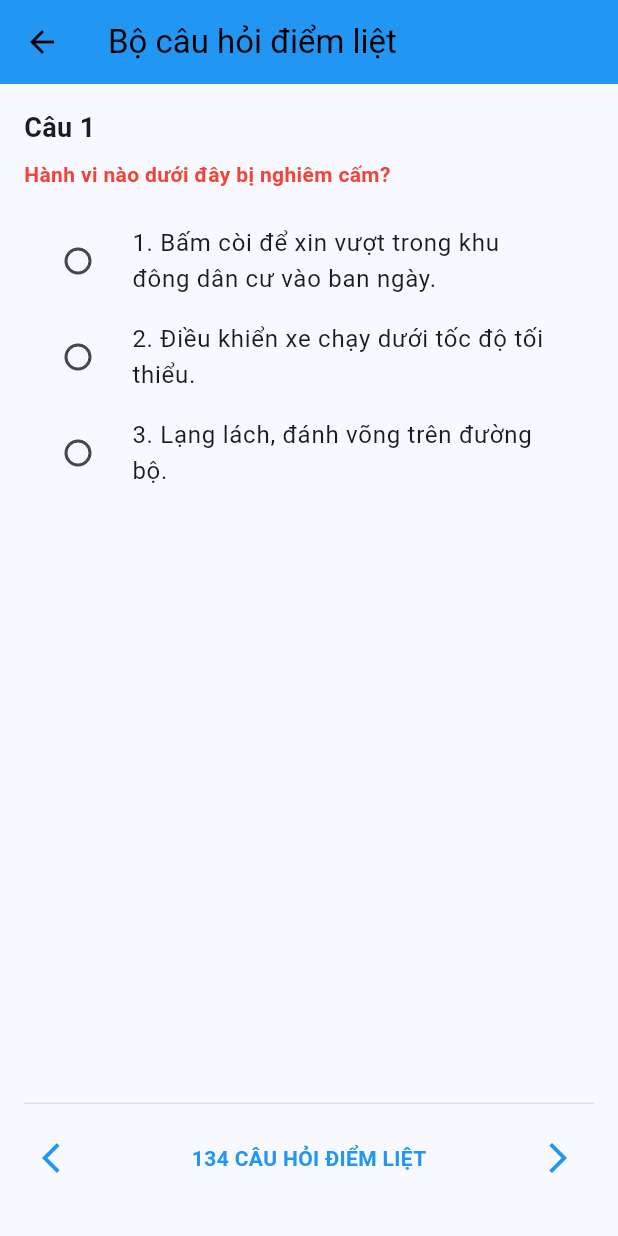
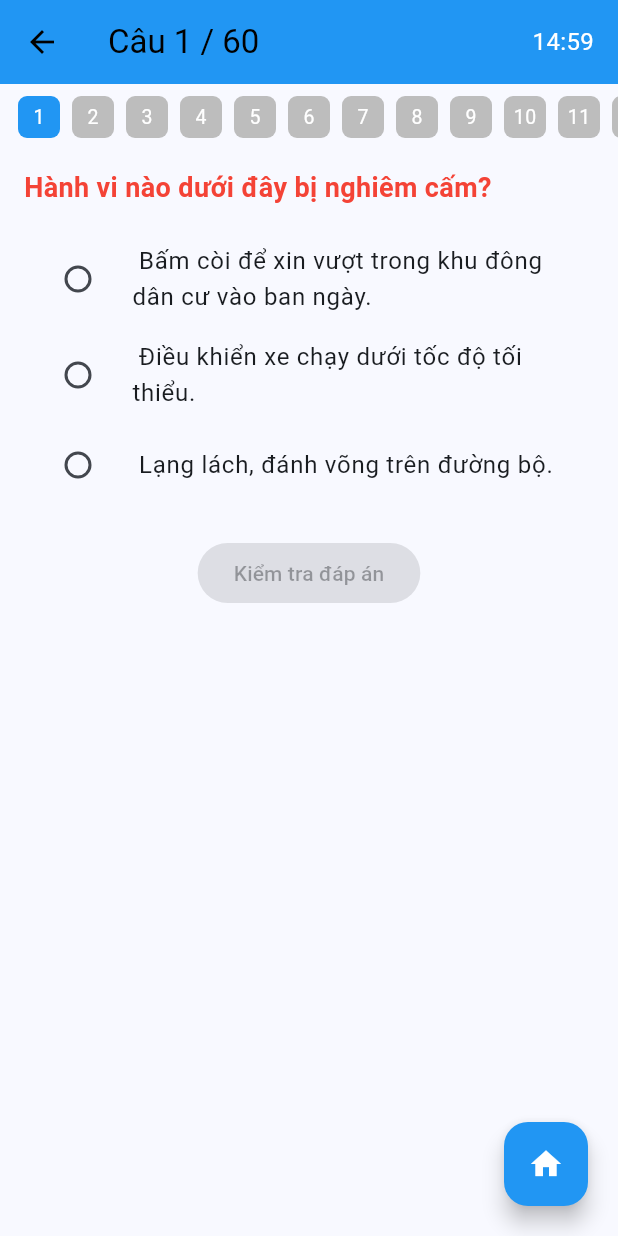
Before and after one commit to NguyenQuy4219/bo_de_600_gplx, a Flutter app: the QuestionScreen screen opened directly, on a phone screen of 412 x 824 dp. Run offline on Flutter 3.47's test engine with Material 3 defaults, Android fonts, the light colour scheme and no system bars; our stand-ins replace shared_preferences; accounts and stored records are empty.

Commit message:
#3 - BaoHanNgHuynh - [Theme] - 60 questions: 60 câu điểm liệt

```diff
--- a/lib/Question/60_Questions_page.dart
+++ b/lib/Question/60_Questions_page.dart
@@ -1,116 +1,264 @@
+import 'dart:async';
 import 'package:flutter/material.dart';
 import 'package:bo_de_600_gplx/Data/data.dart';
 
-void main() => runApp(GPLXApp());
+class QuestionScreen extends StatefulWidget {
+  const QuestionScreen({super.key});
 
-class GPLXApp extends StatelessWidget {
   @override
-  Widget build(BuildContext context) {
-    return MaterialApp(
-      title: 'Bộ câu hỏi điểm liệt',
-      theme: ThemeData(primarySwatch: Colors.blue),
-      home: QuestionScreen(),
-    );
-  }
-}
-
-class QuestionScreen extends StatefulWidget {
-  @override
-  _QuestionScreenState createState() => _QuestionScreenState();
+  State<QuestionScreen> createState() => _QuestionScreenState();
 }
 
 class _QuestionScreenState extends State<QuestionScreen> {
   List<Question> fatalQuestions = [];
   int currentIndex = 0;
-  int selectedOption = -1;
+  int? selectedOption;
+  List<bool?> answerResults = [];
+
+  Duration remainingTime = const Duration(minutes: 15);
+  Timer? _timer;
 
   @override
   void initState() {
     super.initState();
-    // Lọc danh sách câu hỏi điểm liệt
-    fatalQuestions = questions.where((q) => q.isDiemLiet).toList();
-  }
+    fatalQuestions = questions.where((q) => q.isDiemLiet).toList()..shuffle();
+    fatalQuestions = fatalQuestions.take(60).toList();
+    answerResults = List.filled(fatalQuestions.length, null);
 
-  void nextQuestion() {
+    _timer = Timer.periodic(const Duration(seconds: 1), (timer) {
+      if (!mounted) return;
       setState(() {
-      if (currentIndex < questions.length - 1) {
-        currentIndex++;
-        selectedOption = -1;
+        if (remainingTime.inSeconds > 0) {
+          remainingTime -= const Duration(seconds: 1);
+        } else {
+          timer.cancel();
+          _showTimeUpDialog();
         }
       });
-  }
-
-  void prevQuestion() {
-    setState(() {
-      if (currentIndex > 0) {
-        currentIndex--;
-        selectedOption = -1;
-      }
     });
   }
 
   @override
+  void dispose() {
+    _timer?.cancel();
+    super.dispose();
+  }
+
+  void nextQuestion() {
+    if (currentIndex < fatalQuestions.length - 1) {
+      setState(() {
+        currentIndex++;
+        selectedOption = null;
+      });
+    }
+  }
+
+  void prevQuestion() {
+    if (currentIndex > 0) {
+      setState(() {
+        currentIndex--;
+        selectedOption = null;
+      });
+    }
+  }
+
+  void checkAnswer() {
+    final question = fatalQuestions[currentIndex];
+    final isCorrect = selectedOption == question.correctAnswerIndex;
+    answerResults[currentIndex] = isCorrect;
+
+    showDialog(
+      context: context,
+      builder: (_) => AlertDialog(
+        title: Text(isCorrect ? '✅ Chính xác!' : '❌ Sai rồi'),
+        content: Text(
+          'Đáp án đúng là: ${question.answers[question.correctAnswerIndex]}',
+        ),
+        actions: [
+          TextButton(
+            onPressed: () {
+              Navigator.pop(context);
+              nextQuestion();
+            },
+            child: const Text('Tiếp tục'),
+          )
+        ],
+      ),
+    );
+  }
+
+  void _showTimeUpDialog() {
+    showDialog(
+      context: context,
+      barrierDismissible: false,
+      builder: (_) => AlertDialog(
+        title: const Text('⏰ Hết giờ'),
+        content: const Text('Bạn đã hết thời gian làm bài.'),
+        actions: [
+          TextButton(
+            onPressed: () => Navigator.pop(context),
+            child: const Text('Đóng'),
+          ),
+        ],
+      ),
+    );
+  }
+
+  void _confirmExit() {
+    showDialog(
+      context: context,
+      builder: (_) => AlertDialog(
+        title: const Text('Quay về trang chủ'),
+        content:
+            const Text('Bạn có chắc muốn kết thúc bài và quay về trang chủ?'),
+        actions: [
+          TextButton(
+            onPressed: () => Navigator.pop(context),
+            child: const Text('Không'),
+          ),
+          TextButton(
+            onPressed: () {
+              Navigator.pop(context); // đóng dialog
+              Navigator.pop(context); // quay về trang chủ
+            },
+            child: const Text('Có'),
+          ),
+        ],
+      ),
+    );
+  }
+
+  String _formatTime(Duration duration) {
+    final minutes = duration.inMinutes.toString().padLeft(2, '0');
+    final seconds = (duration.inSeconds % 60).toString().padLeft(2, '0');
+    return '$minutes:$seconds';
+  }
+
+  Widget _buildProgressBar() {
+    return SingleChildScrollView(
+      scrollDirection: Axis.horizontal,
+      padding: const EdgeInsets.symmetric(horizontal: 8, vertical: 8),
+      child: Row(
+        children: List.generate(fatalQuestions.length, (index) {
+          Color color;
+          if (index == currentIndex) {
+            color = Colors.blue;
+          } else if (answerResults[index] == true) {
+            color = Colors.green;
+          } else if (answerResults[index] == false) {
+            color = Colors.red;
+          } else {
+            color = Colors.grey.shade400;
+          }
+
+          return GestureDetector(
+            onTap: () {
+              setState(() {
+                currentIndex = index;
+                selectedOption = null;
+              });
+            },
+            child: Container(
+              margin: const EdgeInsets.symmetric(horizontal: 4),
+              width: 28,
+              height: 28,
+              decoration: BoxDecoration(
+                color: color,
+                borderRadius: BorderRadius.circular(6),
+              ),
+              child: Center(
+                child: Text(
+                  '${index + 1}',
+                  style: const TextStyle(fontSize: 13, color: Colors.white),
+                ),
+              ),
+            ),
+          );
+        }),
+      ),
+    );
+  }
+
+  @override
   Widget build(BuildContext context) {
-    final currentQuestion = fatalQuestions[currentIndex];
+    final question = fatalQuestions[currentIndex];
 
     return Scaffold(
       appBar: AppBar(
-        title: Text('Bộ câu hỏi điểm liệt'),
+        backgroundColor: Colors.blue,
+        title: Text('Câu ${currentIndex + 1} / ${fatalQuestions.length}'),
+        actions: [
+          Padding(
+            padding: const EdgeInsets.only(right: 16),
+            child: Center(
+              child: Text(
+                _formatTime(remainingTime),
+                style: const TextStyle(fontSize: 16, color: Colors.white),
               ),
-      body: Padding(
-        padding: const EdgeInsets.all(16),
+            ),
+          ),
+        ],
+      ),
+      body: Stack(
+        children: [
+          Column(
+            children: [
+              _buildProgressBar(),
+              Expanded(
+                child: Padding(
+                  padding:
+                      const EdgeInsets.symmetric(horizontal: 16, vertical: 12),
+                  child: SingleChildScrollView(
                     child: Column(
                       crossAxisAlignment: CrossAxisAlignment.start,
                       children: [
                         Text(
-              'Câu ${currentQuestion.id}',
-              style: TextStyle(fontSize: 18, fontWeight: FontWeight.bold),
-            ),
-            const SizedBox(height: 8),
-            Text(
-              currentQuestion.questionText,
-              style: TextStyle(color: Colors.red, fontWeight: FontWeight.bold),
+                          question.questionText,
+                          style: const TextStyle(
+                              fontSize: 18,
+                              fontWeight: FontWeight.bold,
+                              color: Colors.red),
                         ),
                         const SizedBox(height: 16),
-            ...List.generate(currentQuestion.answers.length, (index) {
+                        ...List.generate(question.answers.length, (index) {
                           return RadioListTile<int>(
-                title: Text('${index + 1}. ${currentQuestion.answers[index]}'),
+                            title: Text(' ${question.answers[index]}'),
                             value: index,
                             groupValue: selectedOption,
                             onChanged: (value) {
                               setState(() {
-                    selectedOption = value!;
+                                selectedOption = value;
                               });
                             },
                           );
                         }),
-            const Spacer(),
-            Container(
-              padding: EdgeInsets.symmetric(vertical: 12),
-              decoration: BoxDecoration(
-                border: Border(top: BorderSide(color: Colors.grey.shade300)),
+                        const SizedBox(height: 20),
+                        Center(
+                          child: ElevatedButton(
+                            onPressed:
+                                selectedOption != null ? checkAnswer : null,
+                            child: const Text('Kiểm tra đáp án'),
                           ),
-              child: Row(
-                mainAxisAlignment: MainAxisAlignment.spaceBetween,
-                children: [
-                  IconButton(
-                    icon: Icon(Icons.arrow_back_ios, color: Colors.blue),
-                    onPressed: prevQuestion,
                         ),
-                  Text(
-                    '${fatalQuestions.length} CÂU HỎI ĐIỂM LIỆT',
-                    style: TextStyle(
-                        color: Colors.blue, fontWeight: FontWeight.bold),
+                        const SizedBox(height: 80), // để tránh bị nút đè lên
+                      ],
                     ),
-                  IconButton(
-                    icon: Icon(Icons.arrow_forward_ios, color: Colors.blue),
-                    onPressed: nextQuestion,
+                  ),
+                ),
               ),
             ],
           ),
-            )
+          Positioned(
+            bottom: 20,
+            right: 20,
+            child: FloatingActionButton(
+              backgroundColor: Colors.blue,
+              onPressed: _confirmExit,
+              tooltip: 'Về trang chủ',
+              child: const Icon(Icons.home, color: Colors.white),
+            ),
+          ),
         ],
-        ),
       ),
     );
   }
```
Also changed, not shown: lib/Data/traffic_sign.dart (added, +50 -0 lines), lib/Question/random_question_page.dart (added, +293 -0 lines), lib/Traffic_signal/traffic_sign.dart (added, +51 -0 lines), assets/bien-bao-cam-xe-dap-h8ML9VADSg.jpg (added), assets/cam-nguoi-di-bo.jpg (added), assets/cam_di_nguoc_chieu.jpg (added), assets/cam_dung_oto.jpg (added), assets/cam_o_to_re_phai.jpg (added), assets/cam_o_to_re_trai.jpg (added), assets/cam_re_trai.jpg (added), assets/cam_xe_ko_dong_co.jpg (added), assets/xehay-bien cam-02012020-1.jpg (added), 125 other files. Lines whose indentation alone changed are shown as unchanged.
